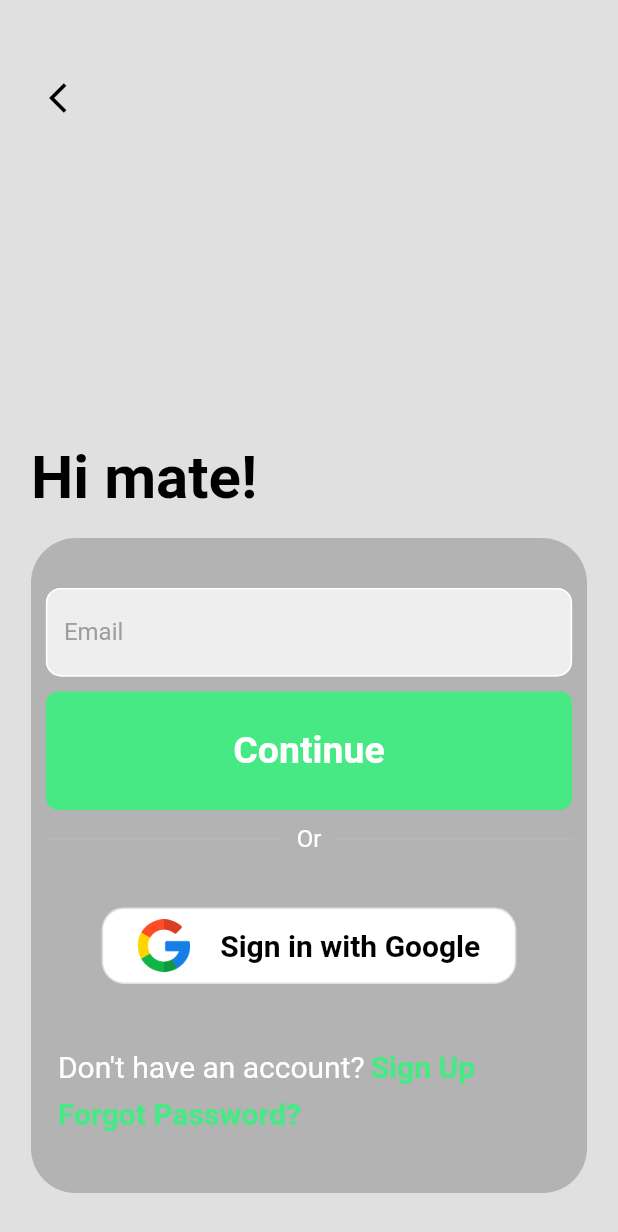
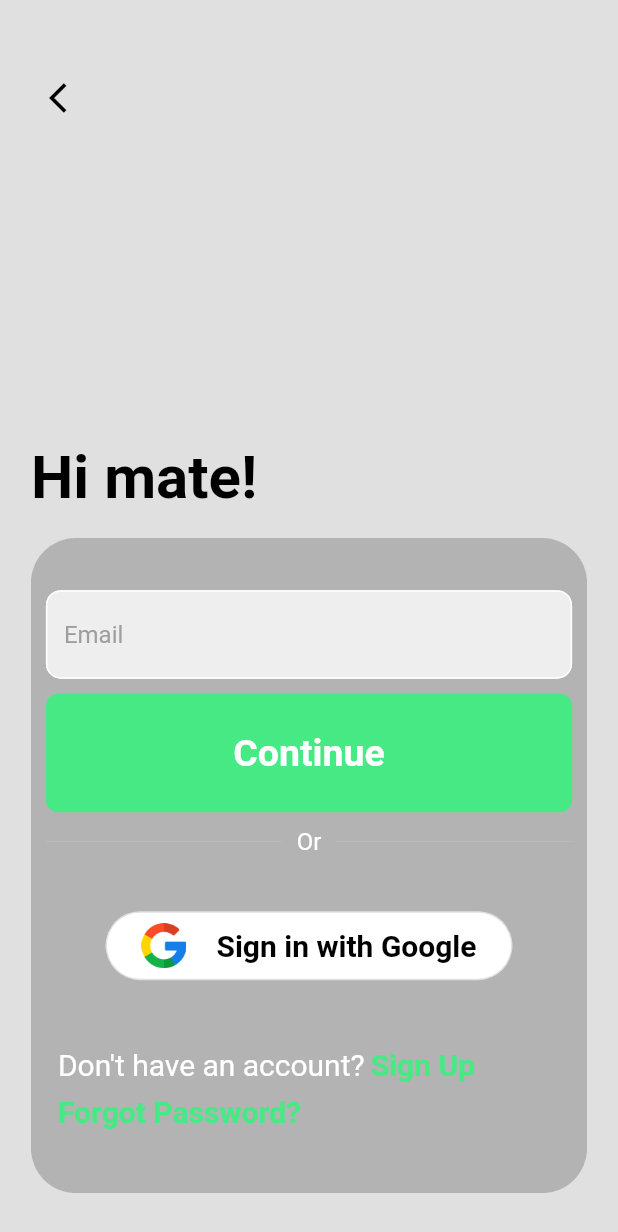
Before and after one commit to Jeyakaran-tech/hey_mate, a Flutter app: the screen it shows after launch, on a phone screen of 412 x 824 dp. Shown: the top 1232 px of the screen. Run offline on Flutter 3.47's test engine with Material 2 defaults, Android fonts, the light colour scheme and no system bars; our stand-ins replace firebase_auth, firebase_core, google_sign_in; accounts and stored records are empty.

Commit message:
added after sign in screen

```diff
--- a/lib/main.dart
+++ b/lib/main.dart
@@ -11,7 +11,7 @@ class MyApp extends StatelessWidget {
   @override
   Widget build(BuildContext context) {
     return MaterialApp(
-      title: 'Dribbble Auth App',
+      title: 'Hey Mate App',
       debugShowCheckedModeBanner: false,
       home: WelcomePage(),
     );
--- a/lib/utils/authentication.dart
+++ b/lib/utils/authentication.dart
@@ -3,7 +3,8 @@ import 'package:firebase_core/firebase_core.dart';
 import 'package:google_sign_in/google_sign_in.dart';
 import 'package:flutter/material.dart';
 import 'package:flutter/foundation.dart' show kIsWeb;
-import 'package:hey_mate/pages/user_info_screen.dart';
+import 'package:hey_mate/pages/after_sign_in_screen.dart';
+
 
 class Authentication {
   static Future<FirebaseApp> initializeFirebase({
@@ -16,9 +17,7 @@ class Authentication {
   if (user != null && context.mounted)  {
     Navigator.of(context).pushReplacement(
       MaterialPageRoute(
-        builder: (context) => UserInfoScreen(
-          user: user,
-        ),
+        builder: (context) => AfterSigninScreen(),
       ),
     );
   }
--- a/lib/widgets/google_sign_in_button.dart
+++ b/lib/widgets/google_sign_in_button.dart
@@ -2,6 +2,8 @@ import 'package:flutter/material.dart';
 import 'package:firebase_auth/firebase_auth.dart';
 import 'package:hey_mate/utils/authentication.dart';
 import 'package:hey_mate/pages/user_info_screen.dart';
+import 'package:hey_mate/pages/after_sign_in_screen.dart';
+
 
 class GoogleSignInButton extends StatefulWidget {
   @override
@@ -24,7 +26,7 @@ class _GoogleSignInButtonState extends State<GoogleSignInButton> {
                 backgroundColor: MaterialStateProperty.all(Colors.white),
                 shape: MaterialStateProperty.all(
                   RoundedRectangleBorder(
-                    borderRadius: BorderRadius.circular(15),
+                    borderRadius: BorderRadius.circular(30),
                   ),
                 ),
               ),
@@ -40,9 +42,7 @@ class _GoogleSignInButtonState extends State<GoogleSignInButton> {
 
                 if (user != null && context.mounted) {
                   Navigator.of(context).pushReplacement(MaterialPageRoute(
-                      builder: (context) => UserInfoScreen(
-                        user: user,
-                      ),
+                      builder: (context) => AfterSigninScreen(),
                     ),
                   );
                 }
@@ -55,7 +55,7 @@ class _GoogleSignInButtonState extends State<GoogleSignInButton> {
                   children: <Widget>[
                     Image(
                       image: AssetImage("assets/images/google.png"),
-                      height: 35.0,
+                      height: 30.0,
                     ),
                     Padding(
                       padding: const EdgeInsets.only(left: 20),
```
Also changed, not shown: lib/pages/after_sign_in_screen.dart (added, +74 -0 lines), 3 other files.
